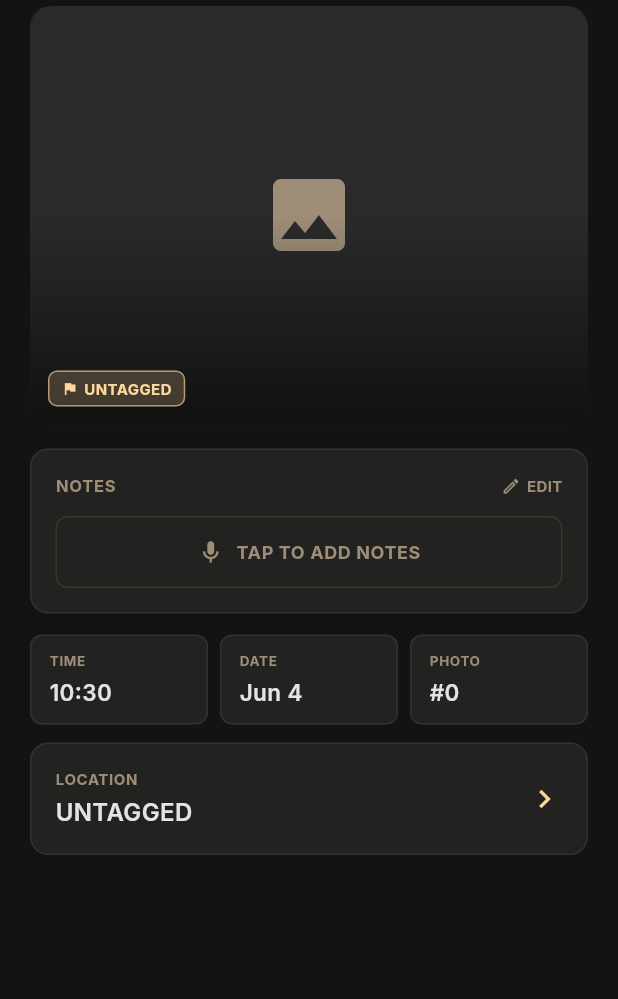
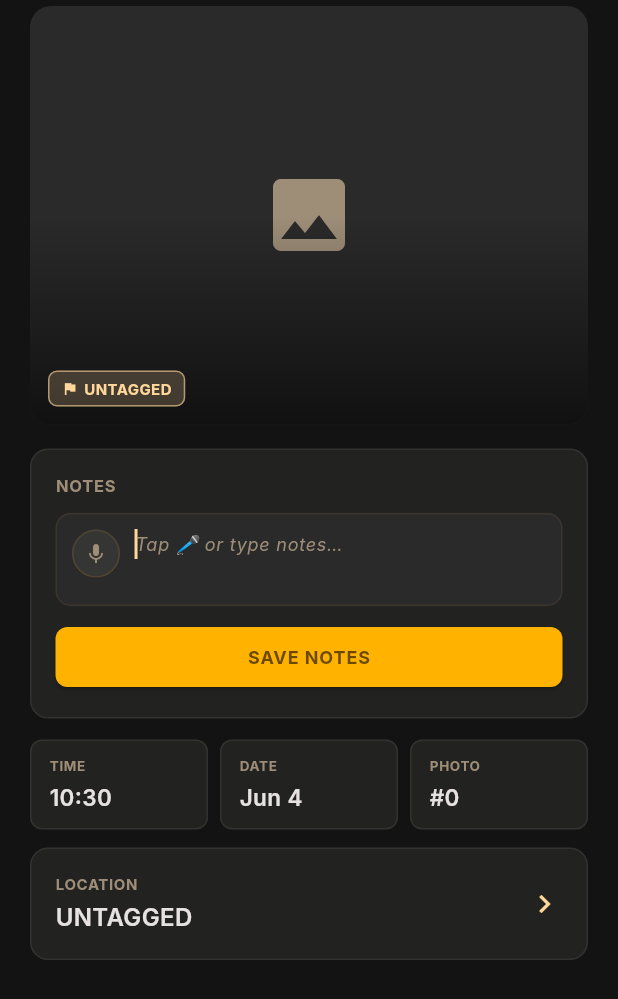
Before and after one commit to kcserhalmi/Site-Memo, a Flutter app: the _PhotoPage widget shown alone on an empty page, opened directly with empty values, on a phone screen of 412 x 824 dp. Shown: the top 999 px of the screen. Run offline on Flutter 3.47's test engine with Material 3 defaults, Android fonts, the phone set to English and light mode, and no system bars; our stand-ins replace camera, image_picker, pdf, share_plus, shared_preferences, speech_to_text; accounts and stored records are empty; Roboto replaces fonts that are missing (Inter).

Commit message:
PhotoDetail: replace audio recording with speech-to-text + inline text editor

```diff
--- a/lib/screens/photo_detail_screen.dart
+++ b/lib/screens/photo_detail_screen.dart
@@ -1,10 +1,7 @@
-import 'dart:async';
 import 'dart:io';
-import 'package:audioplayers/audioplayers.dart';
 import 'package:flutter/foundation.dart';
-import 'package:path_provider/path_provider.dart';
 import 'package:provider/provider.dart';
-import 'package:record/record.dart';
+import 'package:speech_to_text/speech_to_text.dart';
 import 'package:share_plus/share_plus.dart';
 import '../utils/file_utils.dart';
 import 'package:flutter/material.dart';
@@ -313,82 +310,58 @@ class _PhotoPage extends StatefulWidget {
 }
 
 class _PhotoPageState extends State<_PhotoPage> {
-  // Lazy — playback no longer shown in UI but kept for compatibility
-  AudioPlayer? _player;
-  bool _isPlaying = false;
-  Duration _position = Duration.zero;
-  Duration _duration = Duration.zero;
-
-  // Lazy — only created when user taps the mic
-  AudioRecorder? _recorder;
-  Timer? _recordTimer;
-  bool _isRecording = false;
-  int _recordSeconds = 0;
-  String _liveTranscription = '';
+  // Speech-to-text for notes (no audio recording)
+  final _speech = SpeechToText();
+  bool _speechAvail = false;
+  bool _isListening = false;
+  final _notesCtrl = TextEditingController();
+  bool _editingNotes = false; // true when inline notes editor is open
 
   @override
   void initState() {
     super.initState();
-    // AudioPlayer is lazy — not created until playback is requested
+    Future.microtask(() async {
+      try {
+        final avail = await _speech.initialize(onError: (_) {}, onStatus: (_) {});
+        if (mounted) setState(() => _speechAvail = avail);
+      } catch (_) {}
+    });
   }
 
-  void _ensureRecorder() {
-    _recorder ??= AudioRecorder();
+  Future<void> _toggleListening() async {
+    if (_isListening) {
+      try { await _speech.stop(); } catch (_) {}
+      setState(() => _isListening = false);
+    } else if (_speechAvail) {
+      try {
+        await _speech.listen(
+          onResult: (r) {
+            if (mounted && r.recognizedWords.isNotEmpty) {
+              setState(() => _notesCtrl.text = r.recognizedWords);
             }
-
-  Future<void> _togglePlay() async {
-    if (widget.photo.voiceNotePath == null) return;
-    _player ??= AudioPlayer();
-    if (_isPlaying) {
-      await _player!.pause();
-      setState(() => _isPlaying = false);
-    } else {
-      await _player!.play(DeviceFileSource(widget.photo.voiceNotePath!));
-      setState(() => _isPlaying = true);
-    }
-  }
-
-  Future<void> _toggleRecord() async {
-    if (_isRecording) {
-      try {
-        _recordTimer?.cancel();
-        _recordTimer = null;
-        final path = await _recorder!.stop();
-        setState(() { _isRecording = false; _recordSeconds = 0; });
-        if (path != null && mounted) {
-          final p = widget.photo;
-          await context.read<AppProvider>().updatePhotoVoiceNote(
-              p.jobId, p.inspectionId, p.id, path,
-              _liveTranscription.isNotEmpty ? _liveTranscription : null);
-          setState(() {});
-        }
-      } catch (_) {
-        setState(() { _isRecording = false; });
-      }
-    } else {
-      _ensureRecorder();
-      try {
-        final hasPermission = await _recorder!.hasPermission();
-        if (!hasPermission) return;
-        final recordPath = kIsWeb
-            ? 'voice_${DateTime.now().millisecondsSinceEpoch}.webm'
-            : '${(await getApplicationDocumentsDirectory()).path}/voice_${DateTime.now().millisecondsSinceEpoch}.m4a';
-        await _recorder!.start(
-            const RecordConfig(encoder: AudioEncoder.aacLc),
-            path: recordPath);
-        setState(() { _isRecording = true; _liveTranscription = ''; _recordSeconds = 0; });
-        _recordTimer = Timer.periodic(const Duration(seconds: 1), (_) {
-          if (mounted) setState(() => _recordSeconds++);
-        });
+          },
+          listenOptions: SpeechListenOptions(cancelOnError: false, partialResults: true),
+        );
+        setState(() => _isListening = true);
       } catch (_) {}
     }
   }
 
+  Future<void> _saveNotes() async {
+    final text = _notesCtrl.text.trim();
+    if (!mounted) return;
+    final p = widget.photo;
+    await context.read<AppProvider>().updatePhotoVoiceNote(
+        p.jobId, p.inspectionId, p.id, null,
+        text.isNotEmpty ? text : null);
+    setState(() { _editingNotes = false; _isListening = false; });
+    try { await _speech.stop(); } catch (_) {}
+  }
+
   @override
   void dispose() {
-    _player?.dispose();
-    _recordTimer?.cancel();
-    _recorder?.dispose();
+    _notesCtrl.dispose();
+    try { _speech.cancel(); } catch (_) {}
     super.dispose();
   }
 
@@ -465,8 +438,8 @@ class _PhotoPageState extends State<_PhotoPage> {
   Widget _buildVoiceCard(InspectionPhoto photo) {
     final hasNote = photo.transcription != null && photo.transcription!.isNotEmpty;
 
-    // No note → show add notes prompt
-    if (!hasNote && !_isRecording) {
+    // Inline notes editor (no note yet, or editing)
+    if (!hasNote || _editingNotes) {
       return GlassCard(
         child: Column(
           crossAxisAlignment: CrossAxisAlignment.start,
@@ -475,50 +448,76 @@ class _PhotoPageState extends State<_PhotoPage> {
               mainAxisAlignment: MainAxisAlignment.spaceBetween,
               children: [
                 const Text('NOTES',
-                    style: TextStyle(
-                        fontSize: 11,
-                        fontWeight: FontWeight.w700,
-                        color: AppColors.outline,
-                        letterSpacing: 0.5)),
+                    style: TextStyle(fontSize: 11, fontWeight: FontWeight.w700,
+                        color: AppColors.outline, letterSpacing: 0.5)),
+                if (_editingNotes)
                   GestureDetector(
-                  onTap: widget.onEditTranscription,
-                  child: const Row(mainAxisSize: MainAxisSize.min, children: [
-                    Icon(Icons.edit_outlined, color: AppColors.outline, size: 13),
-                    SizedBox(width: 4),
-                    Text('EDIT',
-                        style: TextStyle(
-                            fontSize: 10,
-                            fontWeight: FontWeight.w700,
-                            color: AppColors.outline)),
-                  ]),
+                    onTap: () => setState(() { _editingNotes = false; _isListening = false; try { _speech.stop(); } catch (_) {} }),
+                    child: const Text('CANCEL', style: TextStyle(fontSize: 10, fontWeight: FontWeight.w700, color: AppColors.outline)),
                   ),
               ],
             ),
-            const SizedBox(height: 12),
+            const SizedBox(height: 10),
+            Container(
+              decoration: BoxDecoration(
+                color: AppColors.surfaceContainerHigh,
+                borderRadius: BorderRadius.circular(10),
+                border: Border.all(color: _isListening
+                    ? AppColors.primary.withOpacity(0.5)
+                    : AppColors.outlineVariant.withOpacity(0.4)),
+              ),
+              child: Row(
+                crossAxisAlignment: CrossAxisAlignment.start,
+                children: [
                   GestureDetector(
-              onTap: _toggleRecord,
+                    onTap: _toggleListening,
+                    child: Padding(
+                      padding: const EdgeInsets.all(10),
                       child: Container(
-                width: double.infinity,
-                padding: const EdgeInsets.symmetric(vertical: 14),
+                        width: 32, height: 32,
                         decoration: BoxDecoration(
-                  borderRadius: BorderRadius.circular(8),
-                  border: Border.all(
-                      color: AppColors.outlineVariant.withOpacity(0.5)),
+                          shape: BoxShape.circle,
+                          color: _isListening
+                              ? AppColors.primary.withOpacity(0.2)
+                              : AppColors.surfaceContainerHighest,
+                          border: Border.all(color: _isListening ? AppColors.primary : AppColors.outlineVariant),
                         ),
-                child: const Row(
-                  mainAxisAlignment: MainAxisAlignment.center,
-                  children: [
-                    Icon(Icons.mic_outlined,
-                        color: AppColors.outline, size: 18),
-                    SizedBox(width: 8),
-                    Text('TAP TO ADD NOTES',
-                        style: TextStyle(
-                            fontSize: 12,
-                            fontWeight: FontWeight.w700,
-                            color: AppColors.outline,
-                            letterSpacing: 0.4)),
+                        child: Icon(_isListening ? Icons.stop : Icons.mic,
+                            color: _isListening ? AppColors.primary : AppColors.outline, size: 16),
+                      ),
+                    ),
+                  ),
+                  Expanded(
+                    child: TextField(
+                      controller: _notesCtrl,
+                      autofocus: !hasNote,
+                      style: const TextStyle(color: AppColors.onSurface, fontSize: 13, height: 1.5),
+                      cursorColor: AppColors.primary,
+                      maxLines: 4, minLines: 2,
+                      textCapitalization: TextCapitalization.sentences,
+                      decoration: InputDecoration(
+                        hintText: _isListening ? 'Listening… speak now' : 'Tap 🎤 or type notes…',
+                        hintStyle: const TextStyle(color: AppColors.outline, fontSize: 12, fontStyle: FontStyle.italic),
+                        border: InputBorder.none,
+                        contentPadding: const EdgeInsets.fromLTRB(0, 10, 10, 10),
+                      ),
+                    ),
+                  ),
                 ],
               ),
+            ),
+            const SizedBox(height: 10),
+            SizedBox(
+              width: double.infinity,
+              child: ElevatedButton(
+                onPressed: _saveNotes,
+                style: ElevatedButton.styleFrom(
+                  backgroundColor: AppColors.primaryContainer,
+                  foregroundColor: AppColors.onPrimaryContainer,
+                  shape: RoundedRectangleBorder(borderRadius: BorderRadius.circular(8)),
+                  padding: const EdgeInsets.symmetric(vertical: 10),
+                ),
+                child: const Text('SAVE NOTES', style: TextStyle(fontWeight: FontWeight.w700, fontSize: 12)),
               ),
             ),
           ],
@@ -541,7 +540,10 @@ class _PhotoPageState extends State<_PhotoPage> {
                       color: AppColors.outline,
                       letterSpacing: 0.5)),
               GestureDetector(
-                onTap: widget.onEditTranscription,
+                onTap: () {
+                  _notesCtrl.text = photo.transcription ?? '';
+                  setState(() => _editingNotes = true);
+                },
                 child: const Row(mainAxisSize: MainAxisSize.min, children: [
                   Icon(Icons.edit_outlined, color: AppColors.outline, size: 13),
                   SizedBox(width: 4),
```
Lines whose indentation alone changed are shown as unchanged.
